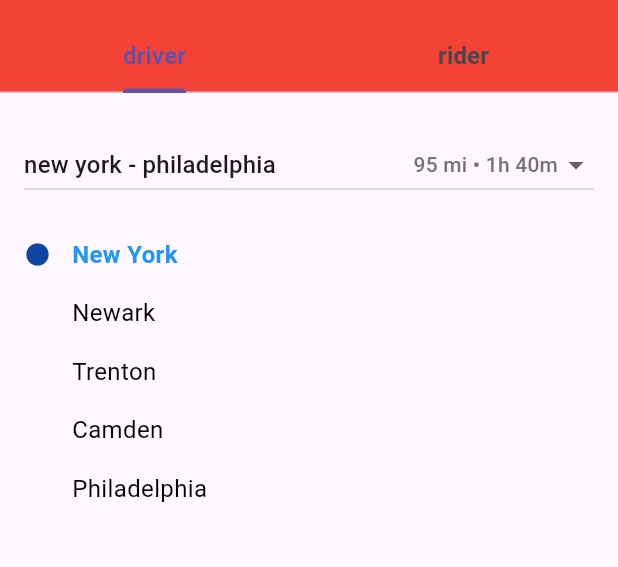
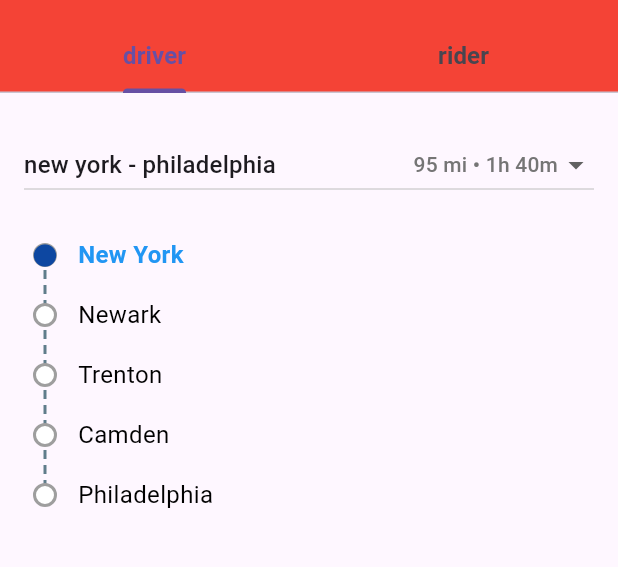
Before and after one commit to pinguwin8625-cpu/indibindi5, a Flutter app: the screen it shows after launch, after a tap on "New York", on a phone screen of 412 x 824 dp, the part 63-630 px from its top. Run offline on Flutter 3.47's test engine with Material 3 defaults, Android fonts, the phone set to English and light mode, and no system bars.

Commit message:
route and markers good

```diff
--- a/lib/screens/home_screen.dart
+++ b/lib/screens/home_screen.dart
@@ -1,5 +1,6 @@
 import 'package:flutter/material.dart';
 import '../models/routes.dart';
+import 'vertical_route_line_painter.dart';
 
 class HomeScreen extends StatelessWidget {
   const HomeScreen({super.key});
@@ -26,8 +27,6 @@
       ),
     );
   }
-
-  // Removed duplicate and incomplete _buildTabContent definition that caused the error.
 
   Widget _buildTabContent(String role) {
     RouteInfo selectedRoute = predefinedRoutes[0];
@@ -80,13 +79,30 @@
             ),
             Padding(
               padding: const EdgeInsets.only(left: 16, right: 16, top: 16),
-              child: ListView.builder(
-                shrinkWrap: true,
+              child: SizedBox(
+                height: selectedRoute.stops.length * 40.0,
+                child: Stack(
+                  children: [
+                    Positioned.fill(
+                      child: CustomPaint(
+                        painter: VerticalRouteLinePainter(
+                          stopCount: selectedRoute.stops.length,
+                          rowHeight: 40,
+                          lineWidth: 2,
+                        ),
+                      ),
+                    ),
+                    ListView.builder(
+                      physics: NeverScrollableScrollPhysics(),
                       itemCount: selectedRoute.stops.length,
                       itemBuilder: (context, i) {
                         Widget? marker;
                         if (i == originIndex) {
-                    marker = Icon(Icons.circle, color: Colors.blue[900], size: 18);
+                          marker = Icon(
+                            Icons.circle,
+                            color: Colors.blue[900],
+                            size: 18,
+                          );
                         } else if (i == destinationIndex) {
                           marker = Icon(Icons.flag, color: Colors.red, size: 18);
                         }
@@ -96,7 +112,9 @@
                               if (originIndex == null) {
                                 originIndex = i;
                                 destinationIndex = null;
-                        } else if (destinationIndex == null && i != originIndex && i > originIndex!) {
+                              } else if (destinationIndex == null &&
+                                  i != originIndex &&
+                                  i > originIndex!) {
                                 destinationIndex = i;
                               } else if (i == originIndex) {
                                 originIndex = null;
@@ -106,30 +124,34 @@
                               }
                             });
                           },
-                    child: Padding(
-                      padding: const EdgeInsets.symmetric(vertical: 8),
+                          child: SizedBox(
+                            height: 40.0,
                             child: Row(
                               crossAxisAlignment: CrossAxisAlignment.center,
                               children: [
-                          Container(
-                            width: 24,
-                            alignment: Alignment.centerLeft,
-                            child: marker,
+                                SizedBox(
+                                  width: 28,
+                                  child: Center(child: marker),
                                 ),
                                 SizedBox(width: 8),
                                 Expanded(
+                                  child: Align(
+                                    alignment: Alignment.centerLeft,
                                     child: Text(
                                       selectedRoute.stops[i],
                                       style: TextStyle(
                                         fontSize: 16,
                                         color: i == destinationIndex
                                             ? Colors.red
-                                    : (i == originIndex ? Colors.blue : Colors.black),
-                                fontWeight: (i == originIndex || i == destinationIndex)
+                                            : (i == originIndex
+                                                  ? Colors.blue
+                                                  : Colors.black),
+                                        fontWeight:
+                                            (i == originIndex || i == destinationIndex)
                                                 ? FontWeight.bold
                                                 : FontWeight.normal,
                                       ),
-                              textAlign: TextAlign.left,
+                                    ),
                                   ),
                                 ),
                               ],
@@ -138,6 +160,9 @@
                         );
                       },
                     ),
+                  ],
+                ),
+              ),
             ),
           ],
         );
--- /dev/null
+++ b/lib/screens/vertical_route_line_painter.dart
@@ -0,0 +1,62 @@
+import 'package:flutter/material.dart';
+
+class VerticalRouteLinePainter extends CustomPainter {
+  final int stopCount;
+  final double rowHeight;
+  final double lineWidth;
+  final Color lineColor;
+
+  VerticalRouteLinePainter({
+    required this.stopCount,
+    this.rowHeight = 28,
+    this.lineWidth = 2,
+    this.lineColor = Colors.blueGrey,
+  });
+
+  @override
+  void paint(Canvas canvas, Size size) {
+    final paint = Paint()
+      ..color = lineColor
+      ..strokeWidth = lineWidth;
+    // The circle is drawn at width/2 in the row, so the line should be at the same x
+    final x = 14.0; // half of the 28 width used for the circle container in each row
+    // Draw dashed vertical line
+    const dashHeight = 6.0;
+    const dashSpace = 4.0;
+    // The circles are centered at rowHeight/2, so start and end at those points
+    double startY = rowHeight / 2;
+    final endY = (stopCount - 1) * rowHeight + rowHeight / 2;
+    while (startY < endY) {
+      final currentDashEnd = (startY + dashHeight).clamp(startY, endY);
+      canvas.drawLine(
+        Offset(x, startY),
+        Offset(x, currentDashEnd.toDouble()),
+        paint,
+      );
+      startY += dashHeight + dashSpace;
+    }
+    // Draw circles at each stop
+    final circleRadius = 7.0;
+    for (int i = 0; i < stopCount; i++) {
+      final cy = rowHeight / 2 + i * rowHeight;
+      canvas.drawCircle(
+        Offset(x, cy),
+        circleRadius,
+        Paint()
+          ..color = Colors.white
+          ..style = PaintingStyle.fill,
+      );
+      canvas.drawCircle(
+        Offset(x, cy),
+        circleRadius,
+        Paint()
+          ..color = Colors.grey
+          ..style = PaintingStyle.stroke
+          ..strokeWidth = 2,
+      );
+    }
+  }
+
+  @override
+  bool shouldRepaint(covariant CustomPainter oldDelegate) => false;
+}
```
Also changed, not shown: lib/screens/dashed_line_painter.dart (added, +208 -0 lines), lib/screens/vertical_route_line_with_stops.dart (added, +81 -0 lines). Lines whose indentation alone changed are shown as unchanged.
